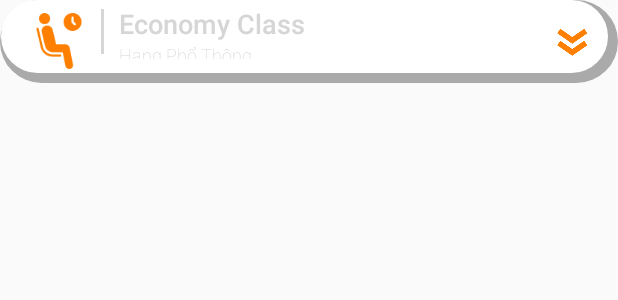
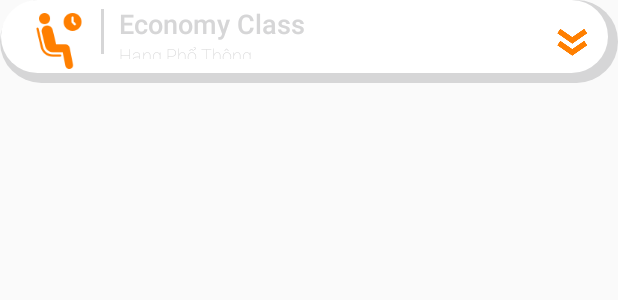
Before and after one commit to anhnt2309/travel-easy-android, an Android app: the layout item_flight_class.xml on its own in the app's theme, with its tools: preview values and no code run, on a phone screen of 412 x 824 dp. Shown: the top 300 px of the screen. Run offline under Robolectric (Android 15) with nearby library versions, the phone set to English and light mode, and no system bars.

Commit message:
resources updated

```diff
--- a/app/src/main/res/drawable/shadow_bg.xml
+++ b/app/src/main/res/drawable/shadow_bg.xml
@@ -3,7 +3,7 @@
     <item >
         <shape
             android:shape="rectangle">
-            <solid android:color="@android:color/darker_gray" />
+            <solid android:color="@color/light_gray" />
             <corners android:radius="35dp"/>
         </shape>
     </item>
--- a/app/src/main/res/values/strings.xml
+++ b/app/src/main/res/values/strings.xml
@@ -9,4 +9,8 @@
     <string name="childerns_detail">(Dưới 12 tuổi)</string>
     <string name="one_way">Một Chiều</string>
     <string name="round_trip">Khứ Hồi</string>
+    <string name="departure_date">Ngày Đi</string>
+    <string name="return_date">Ngày Về</string>
+    <string name="num_passenger">Số lượng hành khách</string>
+    <string name="fa_custom_pick_date">Chọn ngày {fa-plus}</string>
 </resources>
--- a/app/src/main/res/values/styles.xml
+++ b/app/src/main/res/values/styles.xml
@@ -1,5 +1,4 @@
-<?xml version="1.0" encoding="utf-8"?>
-<!--
+<?xml version="1.0" encoding="utf-8"?><!--
 Copyright Txus Ballesteros 2016 (@txusballesteros)
 This file is part of some open source application.
 Licensed to the Apache Software Foundation (ASF) under one
@@ -19,10 +18,12 @@ under the License.
 Contact: Txus Ballesteros <txus.ballesteros@gmail.com>
 -->
 <resources xmlns:tools="http://schemas.android.com/tools">
+
     <style name="AppTheme" parent="Theme.AppCompat.Light.NoActionBar">
         <item name="colorPrimary">@color/colorPrimary</item>
         <item name="colorPrimaryDark">@color/colorPrimaryDark</item>
         <item name="colorAccent">@color/rocket</item>
+        <item name="spinnerStyle">@style/MySpinner</item>
     </style>
 
     <style name="AppTheme.Transparent" parent="AppTheme">
@@ -59,10 +60,19 @@ Contact: Txus Ballesteros <txus.ballesteros@gmail.com>
         <item name="android:fontFamily">sans-serif-thin</item>
     </style>
 
-    <style name = "NoActionBar" parent = "Theme.AppCompat.Light.NoActionBar">
+    <style name="NoActionBar" parent="Theme.AppCompat.Light.NoActionBar">
         <item name="colorPrimary">@color/colorPrimary</item>
         <item name="colorPrimaryDark">@color/colorPrimaryDark</item>
         <item name="colorAccent">@color/colorAccent</item>
         <item name="android:windowTranslucentStatus">true</item>
     </style>
+
+
+    <style name="MySpinner" parent="Base.Widget.AppCompat.Spinner">
+        <item name="popupTheme">@style/ThemeOverlay.AppCompat.Light</item>
+    </style>
+
+    <style name="MySpinner.Dark" parent="MySpinner">
+        <item name="popupTheme">@style/ThemeOverlay.AppCompat.Dark</item>
+    </style>
 </resources>
```
Also changed, not shown: app/src/main/res/values/colors.xml (+0 -19 lines).
